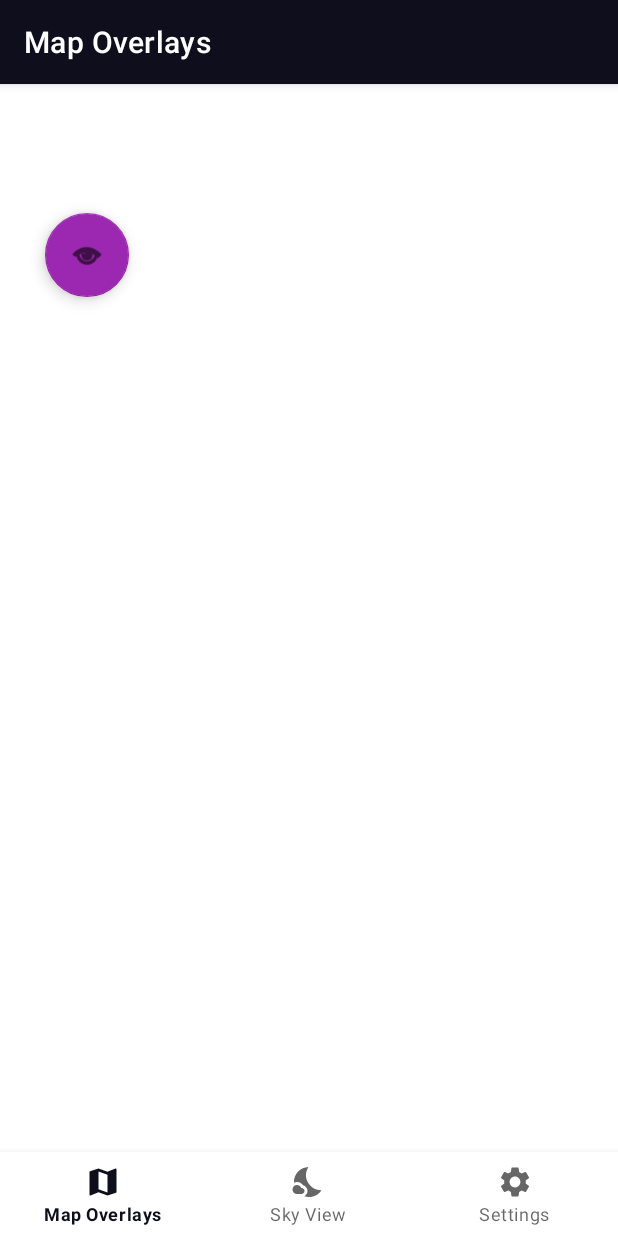
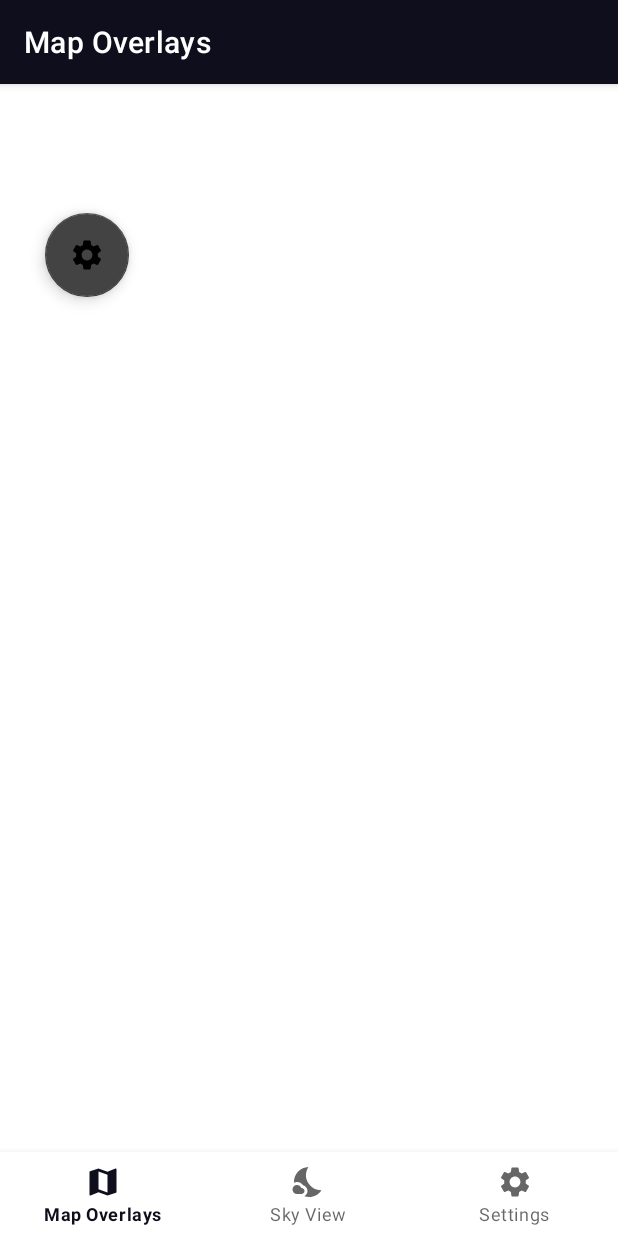
Before and after one commit to SledgeThatJackal/SkyGazer, an Android app: the MapFragment screen opened through its navigation route, on a phone screen of 412 x 824 dp. Run offline under Robolectric (Android 15) with nearby library versions, the phone set to English and light mode, and no system bars; our stand-ins replace navigation-ui; libraries missing offline, so code that uses them is left out: com.mapbox.android, com.mapbox.mapboxsdk; plain views replace MapView; 8 statements that could not run were skipped.

Commit message:
added settings drawer

```diff
--- a/app/src/main/java/com/echo/skygazer/ui/map/MapFragment.java
+++ b/app/src/main/java/com/echo/skygazer/ui/map/MapFragment.java
@@ -6,18 +6,24 @@ import static com.mapbox.mapboxsdk.style.layers.PropertyFactory.visibility;
 
 import android.content.Context;
 import android.os.Bundle;
+import android.util.Log;
 import android.view.LayoutInflater;
+import android.view.MenuItem;
 import android.view.View;
 import android.view.ViewGroup;
 import android.widget.Toast;
 
 import androidx.annotation.NonNull;
+import androidx.appcompat.app.ActionBarDrawerToggle;
+import androidx.core.view.GravityCompat;
+import androidx.drawerlayout.widget.DrawerLayout;
 import androidx.fragment.app.Fragment;
 import androidx.lifecycle.ViewModelProvider;
 
 import com.echo.skygazer.R;
 import com.echo.skygazer.databinding.FragmentMapBinding;
 
+import com.google.android.material.navigation.NavigationView;
 import com.mapbox.android.core.permissions.PermissionsListener;
 import com.mapbox.android.core.permissions.PermissionsManager;
 import com.mapbox.mapboxsdk.Mapbox;
@@ -35,7 +41,7 @@ import com.mapbox.mapboxsdk.style.layers.Layer;
 import java.util.List;
 
 
-public class MapFragment extends Fragment implements OnMapReadyCallback, PermissionsListener {
+public class MapFragment extends Fragment implements OnMapReadyCallback, PermissionsListener, NavigationView.OnNavigationItemSelectedListener {
 
     private FragmentMapBinding binding;
     /* Map Related Objects */
@@ -43,6 +49,8 @@ public class MapFragment extends Fragment implements OnMapReadyCallback, Permiss
     private MapboxMap mapboxMap;
     private PermissionsManager permissionsManager;
     private View root;
+    private NavigationView settingsMenu;
+    private DrawerLayout drawerLayout;
 
     public View onCreateView(@NonNull LayoutInflater inflater, ViewGroup container, Bundle savedInstanceState) {
         Context context = getContext().getApplicationContext();
@@ -52,10 +60,23 @@ public class MapFragment extends Fragment implements OnMapReadyCallback, Permiss
         binding = FragmentMapBinding.inflate(inflater, container, false);
         root = binding.getRoot();
 
-
+        settingsMenu = root.findViewById(R.id.mapDrawer);
+        drawerLayout = root.findViewById(R.id.map_fragment);
         mapView = (MapView) root.findViewById(R.id.mapView);
         mapView.onCreate(savedInstanceState);
         mapView.getMapAsync(this);
+
+        ActionBarDrawerToggle toggle = new ActionBarDrawerToggle(getActivity(), drawerLayout, R.string.open_map_settings, R.string.close_map_settings);
+        drawerLayout.addDrawerListener(toggle);
+        settingsMenu.setNavigationItemSelectedListener(this::onNavigationItemSelected);
+        toggle.syncState();
+
+        root.findViewById(R.id.mapDrawerOpen).setOnClickListener(new View.OnClickListener(){
+            @Override
+            public void onClick(View view) {
+                drawerLayout.openDrawer(GravityCompat.START);
+            }
+        });
 
         return root;
     }
@@ -127,12 +148,6 @@ public class MapFragment extends Fragment implements OnMapReadyCallback, Permiss
         mapboxMap.setStyle(new Style.Builder().fromUri("asset://style.json"), new Style.OnStyleLoaded() {
             @Override
             public void onStyleLoaded(@NonNull Style style) {
-                root.findViewById(R.id.lightPollutionToggle).setOnClickListener(new View.OnClickListener() {
-                    @Override
-                    public void onClick(View view) {
-                        toggleLightPollutionLayer();
-                    }
-                });
                 StyleLoaded(style);
             }
         });
@@ -166,6 +181,8 @@ public class MapFragment extends Fragment implements OnMapReadyCallback, Permiss
 
     public void StyleLoaded(@NonNull Style style) {
         enableLocationComponent(style);
+        toggleLightPollutionLayer();
+        toggleCloudCoverLayer();
     }
 
     private void toggleLightPollutionLayer(){
@@ -183,4 +200,35 @@ public class MapFragment extends Fragment implements OnMapReadyCallback, Permiss
             }
         });
     }
+
+    private void toggleCloudCoverLayer(){
+        mapboxMap.getStyle(new Style.OnStyleLoaded() {
+            @Override
+            public void onStyleLoaded(@NonNull Style style) {
+                Layer layer = style.getLayer("cloudCover");
+                if(layer != null){
+                    if(VISIBLE.equals(layer.getVisibility().getValue())){
+                        layer.setProperties(visibility(NONE));
+                    } else {
+                        layer.setProperties(visibility(VISIBLE));
+                    }
+                }
+            }
+        });
+    }
+
+    @Override
+    public boolean onNavigationItemSelected(@NonNull MenuItem item) {
+        Log.i("Navigation Item Select", item.getItemId()+"");
+        if(item.getItemId() == R.id.lightPollutionToggle){
+            toggleLightPollutionLayer();
+        }
+        if(item.getItemId() == R.id.cloudCoverToggle){
+            toggleCloudCoverLayer();
+        }
+        if(item.getItemId() == R.id.mapDrawerClose){
+            drawerLayout.closeDrawer(GravityCompat.START);
+        }
+        return true;
+    }
 }
--- /dev/null
+++ b/app/src/main/res/drawable/baseline_close_24.xml
@@ -0,0 +1,5 @@
+<vector android:height="24dp" android:tint="#000000"
+    android:viewportHeight="24" android:viewportWidth="24"
+    android:width="24dp" xmlns:android="http://schemas.android.com/apk/res/android">
+    <path android:fillColor="@android:color/white" android:pathData="M19,6.41L17.59,5 12,10.59 6.41,5 5,6.41 10.59,12 5,17.59 6.41,19 12,13.41 17.59,19 19,17.59 13.41,12z"/>
+</vector>
--- /dev/null
+++ b/app/src/main/res/drawable/baseline_cloud_24.xml
@@ -0,0 +1,5 @@
+<vector android:height="24dp" android:tint="#000000"
+    android:viewportHeight="24" android:viewportWidth="24"
+    android:width="24dp" xmlns:android="http://schemas.android.com/apk/res/android">
+    <path android:fillColor="@android:color/white" android:pathData="M19.35,10.04C18.67,6.59 15.64,4 12,4 9.11,4 6.6,5.64 5.35,8.04 2.34,8.36 0,10.91 0,14c0,3.31 2.69,6 6,6h13c2.76,0 5,-2.24 5,-5 0,-2.64 -2.05,-4.78 -4.65,-4.96z"/>
+</vector>
--- /dev/null
+++ b/app/src/main/res/drawable/baseline_lightbulb_24.xml
@@ -0,0 +1,5 @@
+<vector android:height="24dp" android:tint="#000000"
+    android:viewportHeight="24" android:viewportWidth="24"
+    android:width="24dp" xmlns:android="http://schemas.android.com/apk/res/android">
+    <path android:fillColor="@android:color/white" android:pathData="M9,21c0,0.5 0.4,1 1,1h4c0.6,0 1,-0.5 1,-1v-1L9,20v1zM12,2C8.1,2 5,5.1 5,9c0,2.4 1.2,4.5 3,5.7L8,17c0,0.5 0.4,1 1,1h6c0.6,0 1,-0.5 1,-1v-2.3c1.8,-1.3 3,-3.4 3,-5.7 0,-3.9 -3.1,-7 -7,-7z"/>
+</vector>
--- a/app/src/main/res/layout/fragment_map.xml
+++ b/app/src/main/res/layout/fragment_map.xml
@@ -1,10 +1,17 @@
 <?xml version="1.0" encoding="utf-8"?>
-<androidx.constraintlayout.widget.ConstraintLayout xmlns:android="http://schemas.android.com/apk/res/android"
+<androidx.drawerlayout.widget.DrawerLayout
+    xmlns:android="http://schemas.android.com/apk/res/android"
     xmlns:app="http://schemas.android.com/apk/res-auto"
     xmlns:tools="http://schemas.android.com/tools"
     android:layout_width="match_parent"
     android:layout_height="match_parent"
-    tools:context=".ui.map.MapFragment">
+    tools:context=".ui.map.MapFragment"
+    android:id="@+id/map_fragment">
+
+    <LinearLayout
+        android:layout_width="match_parent"
+        android:layout_height="match_parent"
+        android:orientation="vertical">
 
         <com.mapbox.mapboxsdk.maps.MapView
             android:id="@+id/mapView"
@@ -17,14 +24,25 @@
             tools:layout_editor_absoluteY="0dp">
 
             <com.google.android.material.floatingactionbutton.FloatingActionButton
-            android:id="@+id/lightPollutionToggle"
+                android:id="@+id/mapDrawerOpen"
                 android:layout_width="wrap_content"
                 android:layout_height="wrap_content"
                 android:layout_gravity="start|top"
                 android:layout_margin="30dp"
-            android:src="@android:drawable/ic_menu_view"
-            app:backgroundTint="#9C27B0"
-            app:rippleColor="#9C27B0" />
+                android:src="@drawable/ic_settings_black_24dp"
+                app:backgroundTint="#434343"
+                app:rippleColor="#434343" />
         </com.mapbox.mapboxsdk.maps.MapView>
 
-</androidx.constraintlayout.widget.ConstraintLayout>
+
+
+    </LinearLayout>
+    <com.google.android.material.navigation.NavigationView
+        android:layout_width="wrap_content"
+        android:layout_height="wrap_content"
+        android:id="@+id/mapDrawer"
+        android:layout_gravity="start"
+        app:menu="@menu/map_menu">
+
+    </com.google.android.material.navigation.NavigationView>
+</androidx.drawerlayout.widget.DrawerLayout>
--- /dev/null
+++ b/app/src/main/res/menu/map_menu.xml
@@ -0,0 +1,32 @@
+<?xml version="1.0" encoding="utf-8"?>
+<menu
+    xmlns:android="http://schemas.android.com/apk/res/android"
+    xmlns:tools="http://schemas.android.com/tools"
+    tools:showIn = "navigation_view">
+
+    <group
+        android:checkableBehavior="all"
+        android:title="Settings">
+        <item
+            android:id="@+id/lightPollutionToggle"
+            android:icon="@drawable/baseline_lightbulb_24"
+            android:title="Light Pollution"
+            />
+        <item
+            android:id="@+id/cloudCoverToggle"
+            android:icon="@drawable/baseline_cloud_24"
+            android:title="Cloud Cover"
+            />
+    </group>
+
+    <item
+        android:title="">
+        <menu>
+            <item
+                android:id="@+id/mapDrawerClose"
+                android:icon="@drawable/baseline_close_24"
+                android:title="Close Menu" />
+        </menu>
+    </item>
+
+</menu>
--- a/app/src/main/res/values/strings.xml
+++ b/app/src/main/res/values/strings.xml
@@ -30,4 +30,7 @@
 
     <string name="notifications_celestial_title">Upcoming Celestial Notifications</string>
     <string name="notifications_celestial_summary">Whenever there is an upcoming celestial event, you will be sent a notification</string>
+
+    <string name="open_map_settings">Open Map Settings</string>
+    <string name="close_map_settings">Close Map Settings</string>
 </resources>
```
Also changed, not shown: app/src/main/assets/style.json. Lines whose indentation alone changed are shown as unchanged.
